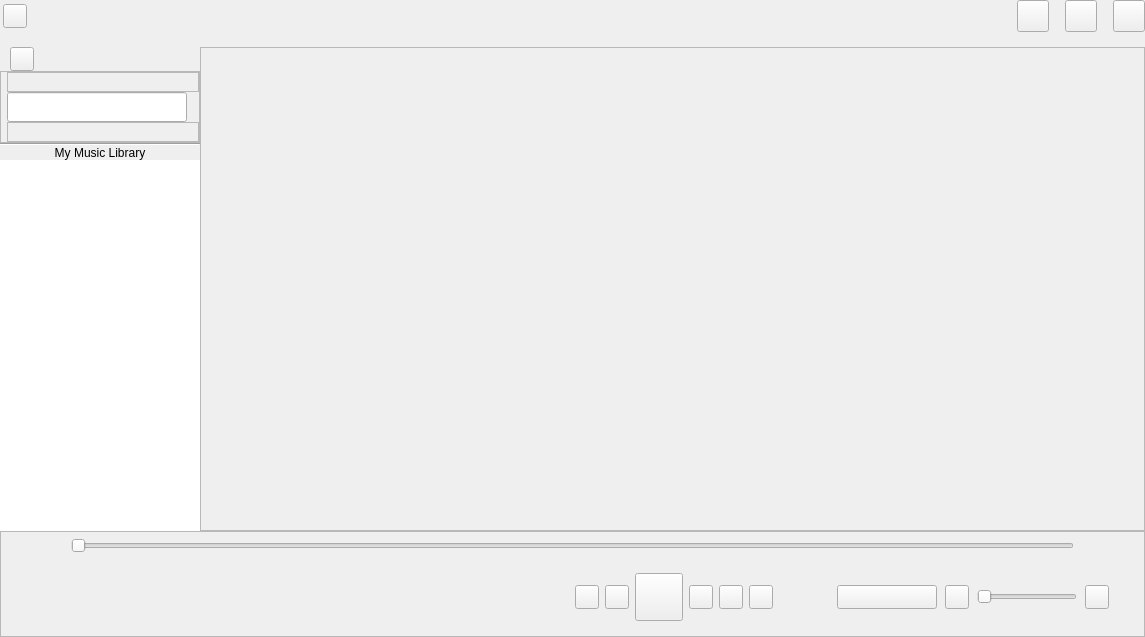
Above: src/xamp/xamp.ui from billlin0904/xamp2 before the change. Below: the same form after it.
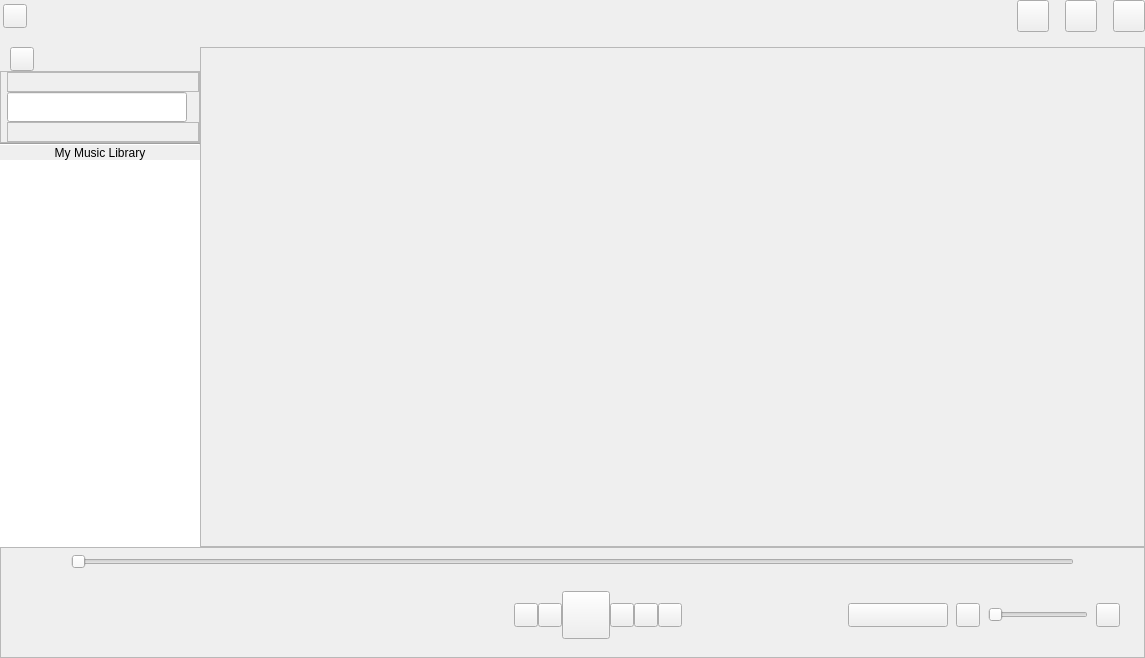
That is the form after the change. Custom widgets are drawn as their Qt base class.

The edit to the form file:
```diff
--- a/src/xamp/xamp.ui
+++ b/src/xamp/xamp.ui
@@ -7,7 +7,7 @@
     <x>0</x>
     <y>0</y>
     <width>1145</width>
-    <height>637</height>
+    <height>658</height>
    </rect>
   </property>
   <property name="windowTitle">
@@ -652,13 +652,13 @@
         <property name="minimumSize">
          <size>
           <width>0</width>
-          <height>70</height>
+          <height>75</height>
          </size>
         </property>
         <property name="maximumSize">
          <size>
           <width>16777215</width>
-          <height>70</height>
+          <height>75</height>
          </size>
         </property>
         <property name="frameShape">
@@ -667,7 +667,22 @@
         <property name="frameShadow">
          <enum>QFrame::Plain</enum>
         </property>
-        <layout class="QHBoxLayout" name="horizontalLayout_6" stretch="0,1,0,0,0,0,0,0,0,0,0">
+        <layout class="QHBoxLayout" name="horizontalLayout_6">
+         <property name="spacing">
+          <number>0</number>
+         </property>
+         <property name="leftMargin">
+          <number>0</number>
+         </property>
+         <property name="topMargin">
+          <number>0</number>
+         </property>
+         <property name="rightMargin">
+          <number>0</number>
+         </property>
+         <property name="bottomMargin">
+          <number>0</number>
+         </property>
          <item>
           <widget class="ClickableLabel" name="coverLabel">
            <property name="minimumSize">
@@ -688,7 +703,15 @@
           </widget>
          </item>
          <item>
+          <layout class="QVBoxLayout" name="verticalLayout_7" stretch="0,0">
+           <property name="spacing">
+            <number>0</number>
+           </property>
+           <item>
           <layout class="QVBoxLayout" name="verticalLayout">
+             <property name="spacing">
+              <number>0</number>
+             </property>
            <item>
             <widget class="ScrollLabel" name="titleLabel">
              <property name="minimumSize">
@@ -699,8 +722,8 @@
              </property>
              <property name="maximumSize">
               <size>
-               <width>300</width>
-               <height>16777215</height>
+                 <width>16777215</width>
+                 <height>25</height>
               </size>
              </property>
              <property name="font">
@@ -717,8 +740,6 @@
             </widget>
            </item>
            <item>
-            <layout class="QHBoxLayout" name="horizontalLayout_2" stretch="1,0,0">
-             <item>
               <widget class="ClickableLabel" name="artistLabel">
                <property name="sizePolicy">
                 <sizepolicy hsizetype="Preferred" vsizetype="Preferred">
@@ -734,8 +755,8 @@
                </property>
                <property name="maximumSize">
                 <size>
-                 <width>280</width>
-                 <height>16777215</height>
+                 <width>250</width>
+                 <height>25</height>
                 </size>
                </property>
                <property name="font">
@@ -749,8 +770,18 @@
                <property name="alignment">
                 <set>Qt::AlignLeading|Qt::AlignLeft|Qt::AlignTop</set>
                </property>
+               <property name="wordWrap">
+                <bool>true</bool>
+               </property>
               </widget>
              </item>
+            </layout>
+           </item>
+           <item>
+            <layout class="QHBoxLayout" name="horizontalLayout_2">
+             <property name="spacing">
+              <number>0</number>
+             </property>
              <item>
               <widget class="QLabel" name="hiResLabel">
                <property name="minimumSize">
@@ -772,6 +803,12 @@
              </item>
              <item>
               <widget class="QLabel" name="formatLabel">
+               <property name="maximumSize">
+                <size>
+                 <width>16777215</width>
+                 <height>20</height>
+                </size>
+               </property>
                <property name="text">
                 <string/>
                </property>
```
Lines whose indentation alone changed are shown as unchanged.
